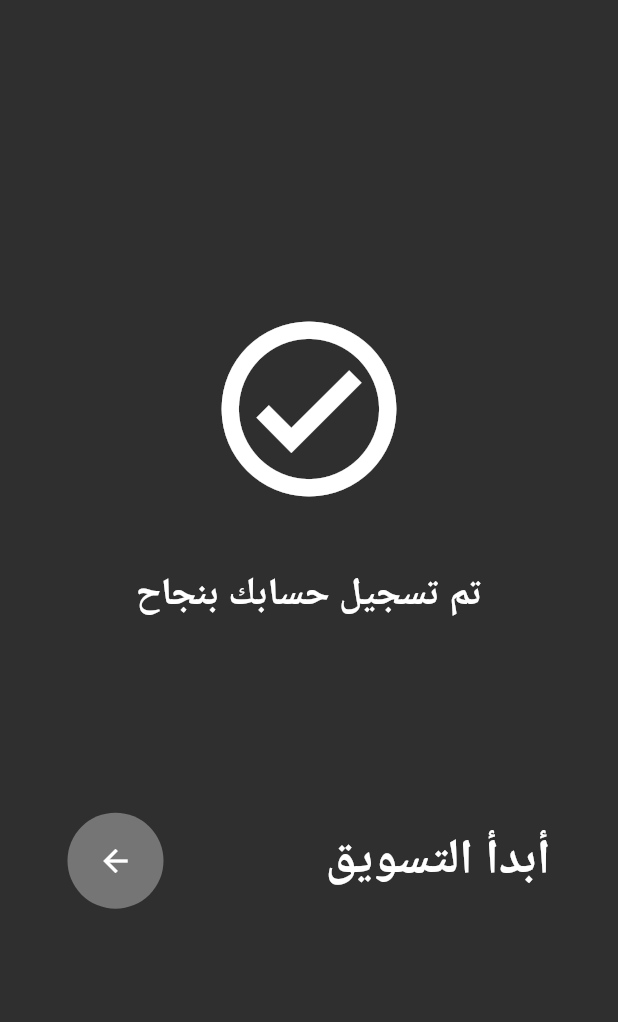
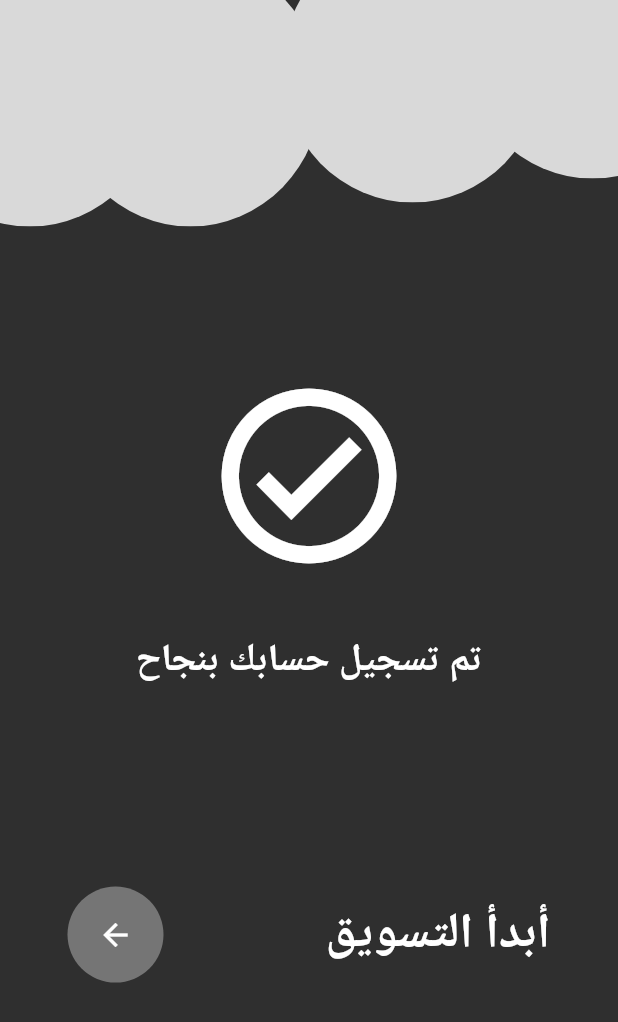
Before and after one commit to mohammedhedaya/-Sar-aat-Al-Tasweeq, a Flutter app: the SuccessSignUpPage screen opened by its route, on a phone screen of 412 x 824 dp. Shown: the top 1022 px of the screen. Run offline on Flutter 3.47's test engine with Material 3 defaults, Android fonts, the phone set to English and light mode, and no system bars; our stand-ins replace device_preview, flutter_screenutil, flutter_svg, go_router, pinput, shared_preferences; accounts and stored records are empty.

Commit message:
Finish SuccessSignUpPage [2]

```diff
--- a/lib/core/utils/assets.dart
+++ b/lib/core/utils/assets.dart
@@ -18,6 +18,22 @@ class Assets {
   /// assets/images/suadiFlag.svg
   static const String imagesSuadiFlag = "assets/images/suadiFlag.svg";
 
+  /// Assets for imagesSuccesscircle1
+  /// assets/images/successcircle1.svg
+  static const String imagesSuccesscircle1 = "assets/images/successcircle1.svg";
+
+  /// Assets for imagesSuccesscircle2
+  /// assets/images/successcircle2.svg
+  static const String imagesSuccesscircle2 = "assets/images/successcircle2.svg";
+
+  /// Assets for imagesSuccesscircle3
+  /// assets/images/successcircle3.svg
+  static const String imagesSuccesscircle3 = "assets/images/successcircle3.svg";
+
+  /// Assets for imagesSuccesscircle4
+  /// assets/images/successcircle4.svg
+  static const String imagesSuccesscircle4 = "assets/images/successcircle4.svg";
+
   /// Assets for imagesWhitecircle
   /// assets/images/whitecircle.svg
   static const String imagesWhitecircle = "assets/images/whitecircle.svg";
--- a/lib/features/auth/presentation/views/success_sign_up_page.dart
+++ b/lib/features/auth/presentation/views/success_sign_up_page.dart
@@ -1,7 +1,8 @@
 import 'package:flutter/material.dart';
-import 'package:flutter_screenutil/flutter_screenutil.dart';
+import 'package:flutter_svg/flutter_svg.dart';
 import 'package:shopping_chart/core/utils/app_colors.dart';
 import 'package:shopping_chart/core/utils/app_text_style.dart';
+import 'package:shopping_chart/core/utils/assets.dart';
 
 class SuccessSignUpPage extends StatelessWidget {
   const SuccessSignUpPage({super.key});
@@ -9,9 +10,35 @@ class SuccessSignUpPage extends StatelessWidget {
   @override
   Widget build(BuildContext context) {
     return Scaffold(
-      body: Column(
+      body: Stack(
         children: [
-          SizedBox(height: 200.h),
+          SvgPicture.asset(
+            Assets.imagesSuccesscircle1,
+          ),
+          Positioned(
+            top: 0,
+            left: 40,
+            child: SvgPicture.asset(
+              Assets.imagesSuccesscircle2,
+            ),
+          ),
+          Positioned(
+            top: 0,
+            right: 50,
+            child: SvgPicture.asset(
+              Assets.imagesSuccesscircle3,
+            ),
+          ),
+          Positioned(
+            top: 0,
+            right: 0,
+            child: SvgPicture.asset(
+              Assets.imagesSuccesscircle4,
+            ),
+          ),
+          Column(
+            children: [
+              SizedBox(height: MediaQuery.sizeOf(context).height * 0.3),
               Padding(
                 padding: const EdgeInsets.symmetric(horizontal: 45),
                 child: Column(
@@ -29,7 +56,7 @@ class SuccessSignUpPage extends StatelessWidget {
                       style: AppStyles.style25W800,
                       textAlign: TextAlign.center,
                     ),
-                SizedBox(height: 125.h),
+                    SizedBox(height: MediaQuery.sizeOf(context).height * 0.16),
                     Row(
                       mainAxisAlignment: MainAxisAlignment.spaceBetween,
                       children: [
@@ -61,6 +88,8 @@ class SuccessSignUpPage extends StatelessWidget {
               ),
             ],
           ),
+        ],
+      ),
     );
   }
 }
```
Also changed, not shown: assets/images/successcircle1.svg (added), assets/images/successcircle2.svg (added), assets/images/successcircle3.svg (added), assets/images/successcircle4.svg (added). Lines whose indentation alone changed are shown as unchanged.
